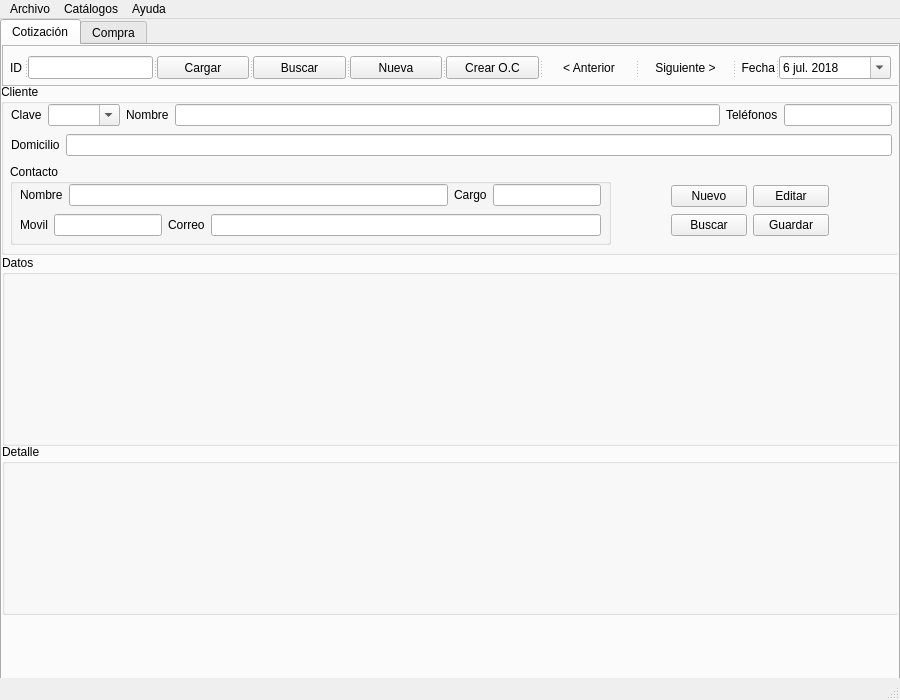
Old version of the form ventana.ui in the repository esantanaya/coticom.
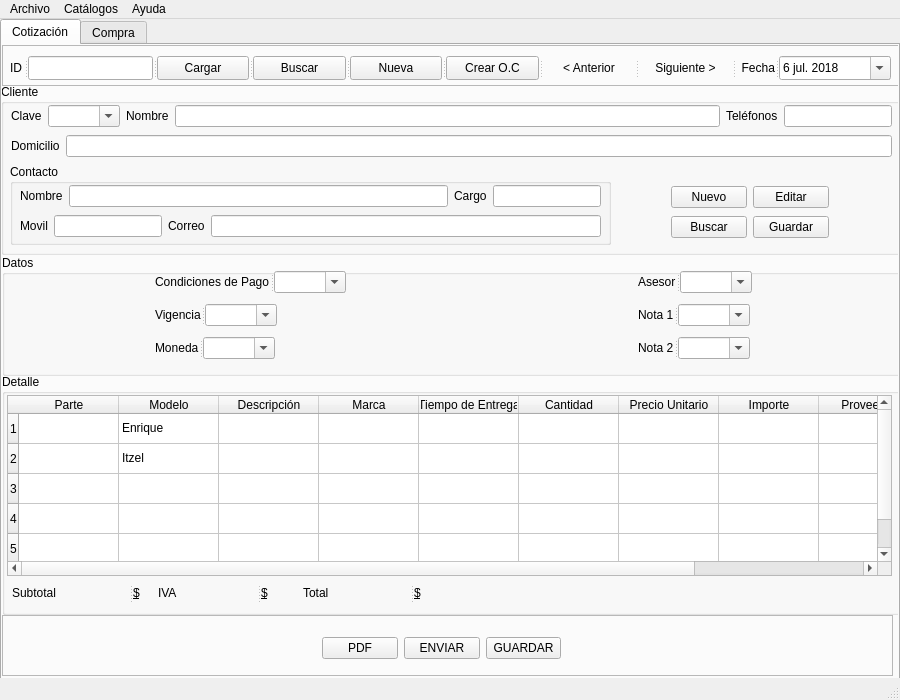
New version of the form. Icons and pictures are not drawn.

Commit message: Terminada maqueta de cotizacion

Patch:
```diff
--- a/ventana.ui
+++ b/ventana.ui
@@ -63,6 +63,9 @@
       <height>700</height>
      </rect>
     </property>
+    <property name="autoFillBackground">
+     <bool>false</bool>
+    </property>
     <property name="locale">
      <locale language="Spanish" country="Mexico"/>
     </property>
@@ -112,7 +115,7 @@
          <x>8</x>
          <y>11</y>
          <width>881</width>
-         <height>23</height>
+         <height>24</height>
         </rect>
        </property>
        <property name="orientation">
@@ -231,13 +234,13 @@
        <property name="title">
         <string>Contacto</string>
        </property>
-       <widget class="QWidget" name="">
+       <widget class="QWidget" name="layoutWidget">
         <property name="geometry">
          <rect>
           <x>10</x>
           <y>20</y>
           <width>581</width>
-          <height>22</height>
+          <height>24</height>
          </rect>
         </property>
         <layout class="QHBoxLayout" name="horizontalLayout_3">
@@ -270,13 +273,13 @@
          </item>
         </layout>
        </widget>
-       <widget class="QWidget" name="">
+       <widget class="QWidget" name="layoutWidget">
         <property name="geometry">
          <rect>
           <x>10</x>
           <y>50</y>
           <width>581</width>
-          <height>22</height>
+          <height>24</height>
          </rect>
         </property>
         <layout class="QHBoxLayout" name="horizontalLayout_4">
@@ -310,13 +313,13 @@
         </layout>
        </widget>
       </widget>
-      <widget class="QWidget" name="">
+      <widget class="QWidget" name="layoutWidget">
        <property name="geometry">
         <rect>
          <x>10</x>
          <y>50</y>
          <width>881</width>
-         <height>22</height>
+         <height>24</height>
         </rect>
        </property>
        <layout class="QHBoxLayout" name="horizontalLayout_2">
@@ -332,13 +335,13 @@
         </item>
        </layout>
       </widget>
-      <widget class="QWidget" name="">
+      <widget class="QWidget" name="layoutWidget">
        <property name="geometry">
         <rect>
          <x>10</x>
          <y>20</y>
          <width>881</width>
-         <height>22</height>
+         <height>24</height>
         </rect>
        </property>
        <layout class="QHBoxLayout" name="horizontalLayout">
@@ -400,13 +403,13 @@
         </item>
        </layout>
       </widget>
-      <widget class="QWidget" name="">
+      <widget class="QWidget" name="layoutWidget">
        <property name="geometry">
         <rect>
          <x>670</x>
          <y>100</y>
          <width>158</width>
-         <height>54</height>
+         <height>56</height>
         </rect>
        </property>
        <layout class="QGridLayout" name="gridLayout">
@@ -447,25 +450,503 @@
         <x>0</x>
         <y>210</y>
         <width>901</width>
-        <height>191</height>
+        <height>121</height>
        </rect>
       </property>
       <property name="title">
        <string>Datos</string>
       </property>
+      <widget class="QWidget" name="">
+       <property name="geometry">
+        <rect>
+         <x>11</x>
+         <y>11</y>
+         <width>881</width>
+         <height>101</height>
+        </rect>
+       </property>
+       <layout class="QGridLayout" name="gridLayout_2">
+        <property name="leftMargin">
+         <number>0</number>
+        </property>
+        <property name="rightMargin">
+         <number>0</number>
+        </property>
+        <property name="horizontalSpacing">
+         <number>150</number>
+        </property>
+        <property name="verticalSpacing">
+         <number>6</number>
+        </property>
+        <item row="1" column="1">
+         <widget class="QSplitter" name="splitter_6">
+          <property name="sizePolicy">
+           <sizepolicy hsizetype="Fixed" vsizetype="Fixed">
+            <horstretch>0</horstretch>
+            <verstretch>0</verstretch>
+           </sizepolicy>
+          </property>
+          <property name="orientation">
+           <enum>Qt::Horizontal</enum>
+          </property>
+          <widget class="QLabel" name="label_13">
+           <property name="sizePolicy">
+            <sizepolicy hsizetype="Fixed" vsizetype="Fixed">
+             <horstretch>0</horstretch>
+             <verstretch>0</verstretch>
+            </sizepolicy>
+           </property>
+           <property name="text">
+            <string>Nota 1</string>
+           </property>
+          </widget>
+          <widget class="QComboBox" name="combobox_nota1">
+           <property name="sizePolicy">
+            <sizepolicy hsizetype="Preferred" vsizetype="Fixed">
+             <horstretch>0</horstretch>
+             <verstretch>0</verstretch>
+            </sizepolicy>
+           </property>
+           <property name="editable">
+            <bool>true</bool>
+           </property>
+          </widget>
+         </widget>
+        </item>
+        <item row="0" column="0">
+         <widget class="QSplitter" name="splitter_3">
+          <property name="sizePolicy">
+           <sizepolicy hsizetype="Fixed" vsizetype="Fixed">
+            <horstretch>0</horstretch>
+            <verstretch>0</verstretch>
+           </sizepolicy>
+          </property>
+          <property name="orientation">
+           <enum>Qt::Horizontal</enum>
+          </property>
+          <widget class="QLabel" name="label_11">
+           <property name="sizePolicy">
+            <sizepolicy hsizetype="Fixed" vsizetype="Fixed">
+             <horstretch>0</horstretch>
+             <verstretch>0</verstretch>
+            </sizepolicy>
+           </property>
+           <property name="text">
+            <string>Condiciones de Pago</string>
+           </property>
+          </widget>
+          <widget class="QComboBox" name="combobox_condiciones">
+           <property name="sizePolicy">
+            <sizepolicy hsizetype="Preferred" vsizetype="Fixed">
+             <horstretch>0</horstretch>
+             <verstretch>0</verstretch>
+            </sizepolicy>
+           </property>
+           <property name="editable">
+            <bool>true</bool>
+           </property>
+          </widget>
+         </widget>
+        </item>
+        <item row="2" column="0">
+         <widget class="QSplitter" name="splitter_5">
+          <property name="sizePolicy">
+           <sizepolicy hsizetype="Fixed" vsizetype="Fixed">
+            <horstretch>0</horstretch>
+            <verstretch>0</verstretch>
+           </sizepolicy>
+          </property>
+          <property name="orientation">
+           <enum>Qt::Horizontal</enum>
+          </property>
+          <widget class="QLabel" name="label_15">
+           <property name="sizePolicy">
+            <sizepolicy hsizetype="Fixed" vsizetype="Fixed">
+             <horstretch>0</horstretch>
+             <verstretch>0</verstretch>
+            </sizepolicy>
+           </property>
+           <property name="text">
+            <string>Moneda</string>
+           </property>
+          </widget>
+          <widget class="QComboBox" name="combobox_moneda">
+           <property name="sizePolicy">
+            <sizepolicy hsizetype="Preferred" vsizetype="Fixed">
+             <horstretch>0</horstretch>
+             <verstretch>0</verstretch>
+            </sizepolicy>
+           </property>
+           <property name="editable">
+            <bool>true</bool>
+           </property>
+          </widget>
+         </widget>
+        </item>
+        <item row="2" column="1">
+         <widget class="QSplitter" name="splitter_7">
+          <property name="sizePolicy">
+           <sizepolicy hsizetype="Fixed" vsizetype="Fixed">
+            <horstretch>0</horstretch>
+            <verstretch>0</verstretch>
+           </sizepolicy>
+          </property>
+          <property name="orientation">
+           <enum>Qt::Horizontal</enum>
+          </property>
+          <widget class="QLabel" name="label_14">
+           <property name="sizePolicy">
+            <sizepolicy hsizetype="Fixed" vsizetype="Fixed">
+             <horstretch>0</horstretch>
+             <verstretch>0</verstretch>
+            </sizepolicy>
+           </property>
+           <property name="text">
+            <string>Nota 2</string>
+           </property>
+          </widget>
+          <widget class="QComboBox" name="combobox_nota2">
+           <property name="sizePolicy">
+            <sizepolicy hsizetype="Preferred" vsizetype="Fixed">
+             <horstretch>0</horstretch>
+             <verstretch>0</verstretch>
+            </sizepolicy>
+           </property>
+           <property name="editable">
+            <bool>true</bool>
+           </property>
+          </widget>
+         </widget>
+        </item>
+        <item row="0" column="1">
+         <widget class="QSplitter" name="splitter_2">
+          <property name="sizePolicy">
+           <sizepolicy hsizetype="Fixed" vsizetype="Fixed">
+            <horstretch>0</horstretch>
+            <verstretch>0</verstretch>
+           </sizepolicy>
+          </property>
+          <property name="orientation">
+           <enum>Qt::Horizontal</enum>
+          </property>
+          <widget class="QLabel" name="label_12">
+           <property name="sizePolicy">
+            <sizepolicy hsizetype="Fixed" vsizetype="Fixed">
+             <horstretch>0</horstretch>
+             <verstretch>0</verstretch>
+            </sizepolicy>
+           </property>
+           <property name="text">
+            <string>Asesor</string>
+           </property>
+          </widget>
+          <widget class="QComboBox" name="combobox_asesor">
+           <property name="sizePolicy">
+            <sizepolicy hsizetype="Preferred" vsizetype="Fixed">
+             <horstretch>0</horstretch>
+             <verstretch>0</verstretch>
+            </sizepolicy>
+           </property>
+           <property name="editable">
+            <bool>true</bool>
+           </property>
+          </widget>
+         </widget>
+        </item>
+        <item row="1" column="0">
+         <widget class="QSplitter" name="splitter_4">
+          <property name="sizePolicy">
+           <sizepolicy hsizetype="Fixed" vsizetype="Fixed">
+            <horstretch>0</horstretch>
+            <verstretch>0</verstretch>
+           </sizepolicy>
+          </property>
+          <property name="orientation">
+           <enum>Qt::Horizontal</enum>
+          </property>
+          <widget class="QLabel" name="label_16">
+           <property name="sizePolicy">
+            <sizepolicy hsizetype="Fixed" vsizetype="Fixed">
+             <horstretch>0</horstretch>
+             <verstretch>0</verstretch>
+            </sizepolicy>
+           </property>
+           <property name="text">
+            <string>Vigencia</string>
+           </property>
+          </widget>
+          <widget class="QComboBox" name="combobox_vigencia">
+           <property name="sizePolicy">
+            <sizepolicy hsizetype="Preferred" vsizetype="Fixed">
+             <horstretch>0</horstretch>
+             <verstretch>0</verstretch>
+            </sizepolicy>
+           </property>
+           <property name="editable">
+            <bool>true</bool>
+           </property>
+          </widget>
+         </widget>
+        </item>
+       </layout>
+      </widget>
      </widget>
      <widget class="QGroupBox" name="groupBox_3">
       <property name="geometry">
        <rect>
         <x>0</x>
-        <y>399</y>
+        <y>329</y>
         <width>901</width>
-        <height>171</height>
+        <height>241</height>
        </rect>
       </property>
       <property name="title">
        <string>Detalle</string>
       </property>
+      <widget class="QTableWidget" name="tabla_detalle">
+       <property name="geometry">
+        <rect>
+         <x>5</x>
+         <y>21</y>
+         <width>885</width>
+         <height>181</height>
+        </rect>
+       </property>
+       <property name="autoFillBackground">
+        <bool>false</bool>
+       </property>
+       <property name="sizeAdjustPolicy">
+        <enum>QAbstractScrollArea::AdjustIgnored</enum>
+       </property>
+       <property name="selectionMode">
+        <enum>QAbstractItemView::SingleSelection</enum>
+       </property>
+       <property name="selectionBehavior">
+        <enum>QAbstractItemView::SelectRows</enum>
+       </property>
+       <property name="gridStyle">
+        <enum>Qt::SolidLine</enum>
+       </property>
+       <property name="sortingEnabled">
+        <bool>true</bool>
+       </property>
+       <property name="rowCount">
+        <number>5</number>
+       </property>
+       <row/>
+       <row/>
+       <row/>
+       <row/>
+       <row/>
+       <column>
+        <property name="text">
+         <string>Parte</string>
+        </property>
+        <property name="background">
+         <color>
+          <red>184</red>
+          <green>184</green>
+          <blue>184</blue>
+         </color>
+        </property>
+       </column>
+       <column>
+        <property name="text">
+         <string>Modelo</string>
+        </property>
+        <property name="background">
+         <color>
+          <red>184</red>
+          <green>184</green>
+          <blue>184</blue>
+         </color>
+        </property>
+       </column>
+       <column>
+        <property name="text">
+         <string>Descripción</string>
+        </property>
+        <property name="background">
+         <color>
+          <red>184</red>
+          <green>184</green>
+          <blue>184</blue>
+         </color>
+        </property>
+       </column>
+       <column>
+        <property name="text">
+         <string>Marca</string>
+        </property>
+       </column>
+       <column>
+        <property name="text">
+         <string>Tiempo de Entrega</string>
+        </property>
+       </column>
+       <column>
+        <property name="text">
+         <string>Cantidad</string>
+        </property>
+       </column>
+       <column>
+        <property name="text">
+         <string>Precio Unitario</string>
+        </property>
+       </column>
+       <column>
+        <property name="text">
+         <string>Importe</string>
+        </property>
+       </column>
+       <column>
+        <property name="text">
+         <string>Proveedor</string>
+        </property>
+       </column>
+       <column>
+        <property name="text">
+         <string>Costo Unitario</string>
+        </property>
+       </column>
+       <item row="0" column="1">
+        <property name="text">
+         <string>Enrique</string>
+        </property>
+       </item>
+       <item row="1" column="1">
+        <property name="text">
+         <string>Itzel</string>
+        </property>
+       </item>
+      </widget>
+      <widget class="QWidget" name="">
+       <property name="geometry">
+        <rect>
+         <x>10</x>
+         <y>210</y>
+         <width>431</width>
+         <height>18</height>
+        </rect>
+       </property>
+       <layout class="QHBoxLayout" name="horizontalLayout_5">
+        <item>
+         <widget class="QSplitter" name="splitter_10">
+          <property name="orientation">
+           <enum>Qt::Horizontal</enum>
+          </property>
+          <widget class="QLabel" name="label_17">
+           <property name="text">
+            <string>Subtotal</string>
+           </property>
+          </widget>
+          <widget class="QLabel" name="label_valor_subtotal">
+           <property name="font">
+            <font>
+             <underline>true</underline>
+            </font>
+           </property>
+           <property name="text">
+            <string>$</string>
+           </property>
+          </widget>
+         </widget>
+        </item>
+        <item>
+         <widget class="QSplitter" name="splitter_9">
+          <property name="orientation">
+           <enum>Qt::Horizontal</enum>
+          </property>
+          <widget class="QLabel" name="label_19">
+           <property name="text">
+            <string>IVA</string>
+           </property>
+          </widget>
+          <widget class="QLabel" name="label_valor_iva">
+           <property name="font">
+            <font>
+             <underline>true</underline>
+            </font>
+           </property>
+           <property name="text">
+            <string>$</string>
+           </property>
+          </widget>
+         </widget>
+        </item>
+        <item>
+         <widget class="QSplitter" name="splitter_8">
+          <property name="orientation">
+           <enum>Qt::Horizontal</enum>
+          </property>
+          <widget class="QLabel" name="label_21">
+           <property name="text">
+            <string>Total</string>
+           </property>
+          </widget>
+          <widget class="QLabel" name="label_valor_total">
+           <property name="font">
+            <font>
+             <underline>true</underline>
+            </font>
+           </property>
+           <property name="text">
+            <string>$</string>
+           </property>
+          </widget>
+         </widget>
+        </item>
+       </layout>
+      </widget>
+     </widget>
+     <widget class="QFrame" name="frame">
+      <property name="geometry">
+       <rect>
+        <x>0</x>
+        <y>570</y>
+        <width>891</width>
+        <height>61</height>
+       </rect>
+      </property>
+      <property name="frameShape">
+       <enum>QFrame::StyledPanel</enum>
+      </property>
+      <property name="frameShadow">
+       <enum>QFrame::Raised</enum>
+      </property>
+      <widget class="QWidget" name="">
+       <property name="geometry">
+        <rect>
+         <x>320</x>
+         <y>20</y>
+         <width>239</width>
+         <height>26</height>
+        </rect>
+       </property>
+       <layout class="QHBoxLayout" name="horizontalLayout_6">
+        <item>
+         <widget class="QPushButton" name="boton_pdf">
+          <property name="text">
+           <string>PDF</string>
+          </property>
+         </widget>
+        </item>
+        <item>
+         <widget class="QPushButton" name="boton_enviar">
+          <property name="text">
+           <string>ENVIAR</string>
+          </property>
+         </widget>
+        </item>
+        <item>
+         <widget class="QPushButton" name="boton_guardar">
+          <property name="text">
+           <string>GUARDAR</string>
+          </property>
+         </widget>
+        </item>
+       </layout>
+      </widget>
      </widget>
     </widget>
     <widget class="QWidget" name="tab_2">
```
Left out of the diff: 22 changed lines with no effect on the pictures.
